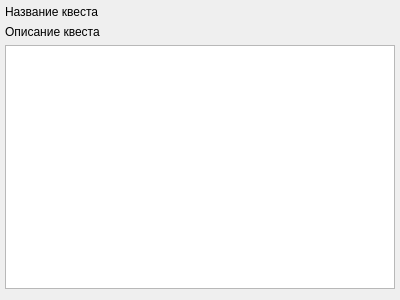
First picture: the form in gui/quest_widget.ui, repository Miklene/Arena, before the edit.
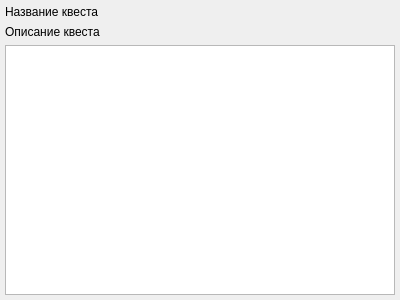
Second picture: the form after the edit.

Commit message: Поправил quest_widget

Patch:
```diff
--- a/gui/quest_widget.ui
+++ b/gui/quest_widget.ui
@@ -23,6 +23,9 @@
    <property name="rightMargin">
     <number>5</number>
    </property>
+   <property name="bottomMargin">
+    <number>5</number>
+   </property>
    <item>
     <widget class="QLabel" name="label_name">
      <property name="text">
```
The commit also changes 1 other file.
